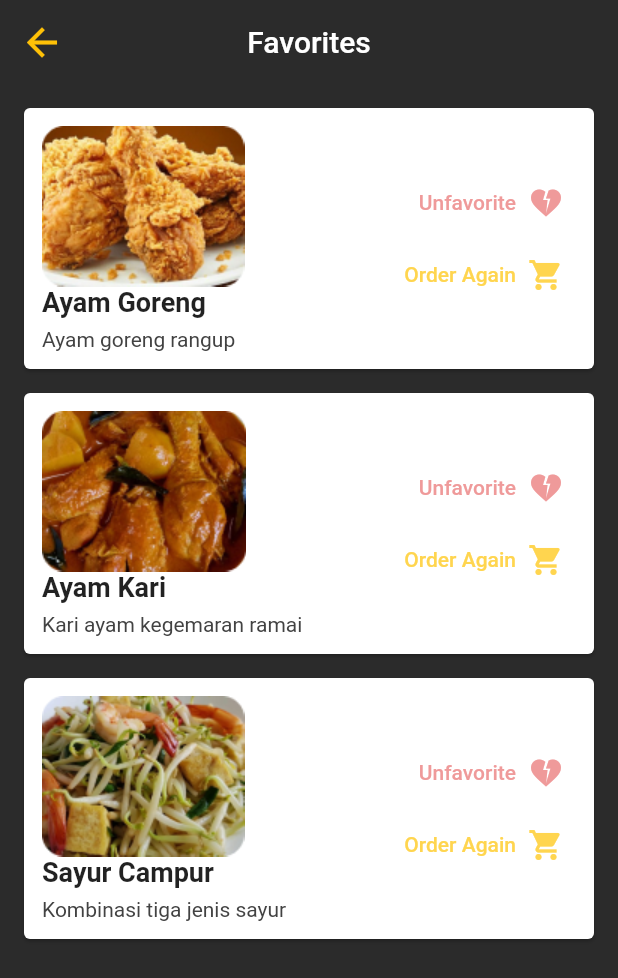
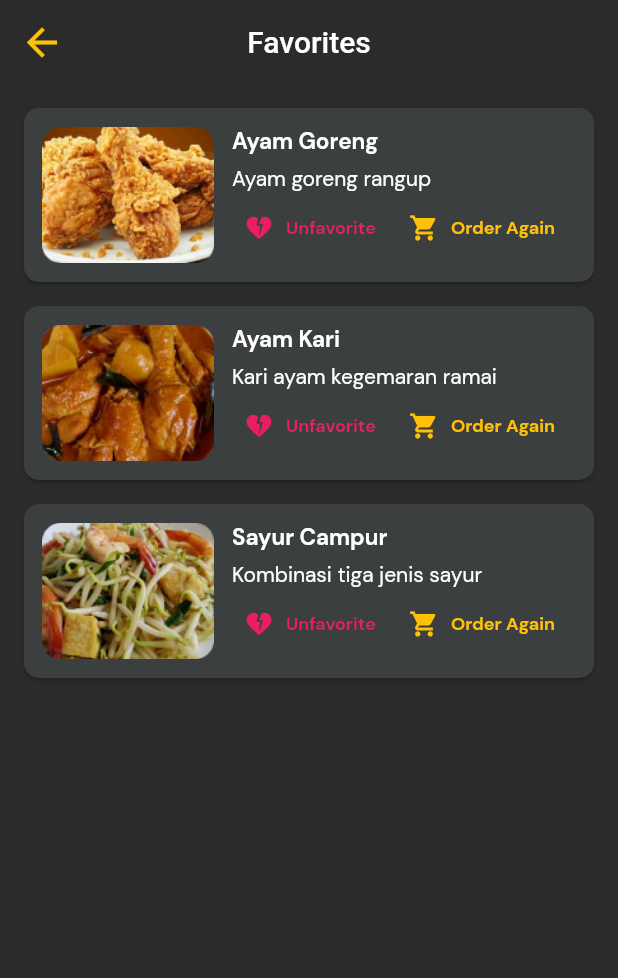
Before and after one commit to UTM-AD-Group-Bolt/Pak-Atong-Kafe-App, a Flutter app: the screen it shows once a user with an empty profile is signed in, after a tap on the "favorite" icon, on a phone screen of 412 x 824 dp. Shown: the top 978 px of the screen. Run offline on Flutter 3.47's test engine with Material 2 defaults, Android fonts, the phone set to English and light mode, and no system bars; our stand-ins replace firebase_auth, firebase_core; accounts and stored records are empty.

Commit message:
Added page navigation for HomePage to MenuDetailsPage - Added changing pages with parameter (Check HomePage.dart at line 32 for example) - You can now tap on any food image to go to the details page - Updated layout of FavouritePage - Updated font of HomePage

```diff
--- a/lib/models/favorite_card.dart
+++ b/lib/models/favorite_card.dart
@@ -12,24 +12,34 @@ class FavoriteCard extends StatelessWidget {
   @override
   Widget build(BuildContext context) {
     return Card(
+      shape: RoundedRectangleBorder(
+        borderRadius: BorderRadius.circular(10.0),
+      ),
+      color: Color(0xff3c3f40),
       margin: const EdgeInsets.fromLTRB(16.0, 16.0, 16.0, 0),
       child: Padding(
           padding: const EdgeInsets.all(12.0),
-
           child: Row(
-            mainAxisAlignment: MainAxisAlignment.spaceBetween,
+            mainAxisAlignment: MainAxisAlignment.start,
             children: [
-              Column(
+              Expanded(
+                flex: 1,
+                child: Image(
+                  image: AssetImage(favorite.foodImage),
+                ),
+              ),
+              SizedBox(width: 12.0),
+              Expanded(
+                flex: 2,
+                child: Column(
                   crossAxisAlignment: CrossAxisAlignment.start,
                   children: [
-                  Image(
-                    image: AssetImage(favorite.foodImage),
-                  ),
                     Text(
                       favorite.foodName,
                       style: TextStyle(
-                      fontSize: 18.0,
-                      color: Colors.black87,
+                        fontFamily: "DMSans",
+                        fontSize: 15,
+                        color: Colors.white,
                         fontWeight: FontWeight.bold,
                       ),
                     ),
@@ -37,44 +47,67 @@ class FavoriteCard extends StatelessWidget {
                     Text(
                       favorite.foodDesc,
                       style: TextStyle(
+                        fontFamily: "DMSans",
                         fontSize: 14.0,
-                      color: Colors.grey[800],
+                        color: Colors.white,
+                      ),
+                    ),
+                    Row(
+                      mainAxisAlignment: MainAxisAlignment.start,
+                      children: [
+                        TextButton.icon(
+                          style: ButtonStyle(
+                            foregroundColor:
+                            MaterialStateProperty.all(Colors.pink),
+                          ),
+                          onPressed: delete,
+                          label: Text(
+                            'Unfavorite',
+                            style: TextStyle(
+                              fontFamily: "DMSans",
+                              fontSize: 12.0,
+                              fontWeight: FontWeight.w800,
+                            ),
+                          ),
+                          icon: Icon(
+                            Icons.heart_broken,
+                            size: 20,
+                          ),
+                        ),
+                        SizedBox(width: 6.0),
+                        TextButton.icon(
+                          style: ButtonStyle(
+                            foregroundColor:
+                            MaterialStateProperty.all(Colors.amber),
+                          ),
+                          onPressed: (){
+                            Navigator.pushNamed(context, '/menudetails',arguments: {
+                              'index': 1,
+                              'image': favorite.foodImage,
+                              'name': favorite.foodName,
+                              'description': favorite.foodDesc,
+                              'deliveryFee': 'Free',
+                              'time': '5 min',
+                              'availability': 'Available',
+                            });
+                          },
+                          label: Text(
+                            'Order Again',
+                            style: TextStyle(
+                              fontFamily: "DMSans",
+                              fontSize: 12.0,
+                              fontWeight: FontWeight.w800,
+                            ),
+                          ),
+                          icon: Icon(
+                            Icons.shopping_cart,
+                            size: 20,
                           ),
                         ),
                       ],
+                    )
+                  ],
                 ),
-              Column(
-                crossAxisAlignment: CrossAxisAlignment.end,
-                children: [
-                  Directionality(
-                    textDirection: TextDirection.rtl,
-                    child: Align(
-                      alignment: Alignment.centerRight,
-                      child: TextButton.icon(
-                        style: ButtonStyle(
-                          foregroundColor:
-                          MaterialStateProperty.all(Colors.red[200]),
-                        ),
-                        onPressed: delete,
-                        label: Text('Unfavorite'),
-                        icon: Icon(Icons.heart_broken),
-                      ),),
-
-                  ),
-
-                  Directionality(
-                    textDirection: TextDirection.rtl,
-                    child: TextButton.icon(
-                      style: ButtonStyle(
-                        foregroundColor:
-                        MaterialStateProperty.all(Colors.amber[300]),
-                      ),
-                      onPressed: delete,
-                      label: Text('Order Again'),
-                      icon: Icon(Icons.shopping_cart),
-                    ),
-                  ),
-                ],
               ),
             ],
           )),
--- a/lib/pages/HomePage.dart
+++ b/lib/pages/HomePage.dart
@@ -72,6 +72,7 @@ class HomePage extends StatelessWidget {
                 maxLines: 2,
                 overflow: TextOverflow.ellipsis,
                 style: TextStyle(
+                  fontFamily: "DMSans",
                   fontSize: 15,
                   color: Colors.white,
                   fontWeight: FontWeight.bold,
@@ -138,6 +139,7 @@ class HomePage extends StatelessWidget {
                               maxLines: 2,
                               overflow: TextOverflow.ellipsis,
                               style: TextStyle(
+                                fontFamily: "DMSans",
                                 fontSize: 15,
                                 color: Colors.white,
                                 fontWeight: FontWeight.bold,
@@ -152,6 +154,7 @@ class HomePage extends StatelessWidget {
                               maxLines: 1,
                               textAlign: TextAlign.center,
                               style: TextStyle(
+                                fontFamily: "DMSans",
                                 fontSize: 15,
                                 color: Colors.white,
                                 fontWeight: FontWeight.bold,
@@ -177,7 +180,12 @@ class HomePage extends StatelessWidget {
       resizeToAvoidBottomInset: false,
       backgroundColor: Color(0xff2b2b2b),
       appBar: AppBar(
-        title: Text('Home'),
+        title: Text(
+          'Home',
+          style: TextStyle(
+            fontFamily: "DMSans",
+          ),
+        ),
         centerTitle: true,
         elevation: 0.0,
         backgroundColor: Color(0xff2b2b2b),
@@ -248,6 +256,7 @@ class HomePage extends StatelessWidget {
                         Text(
                           "Pak Atong Kafe",
                           style: TextStyle(
+                            fontFamily: "DMSans",
                             fontSize: 32,
                             color: Colors.white,
                             fontWeight: FontWeight.bold,
@@ -260,6 +269,7 @@ class HomePage extends StatelessWidget {
                   Text(
                     "Your Favorites",
                     style: TextStyle(
+                      fontFamily: "DMSans",
                       fontSize: 24,
                       color: Colors.white,
                       fontWeight: FontWeight.bold,
@@ -295,6 +305,7 @@ class HomePage extends StatelessWidget {
                   Text(
                     "Menu",
                     style: TextStyle(
+                      fontFamily: "DMSans",
                       fontSize: 23,
                       color: Colors.white,
                       fontWeight: FontWeight.bold,
```
Also changed, not shown: lib/pages/MenuDetailsPage.dart (+40 -26 lines). Lines whose indentation alone changed are shown as unchanged.
